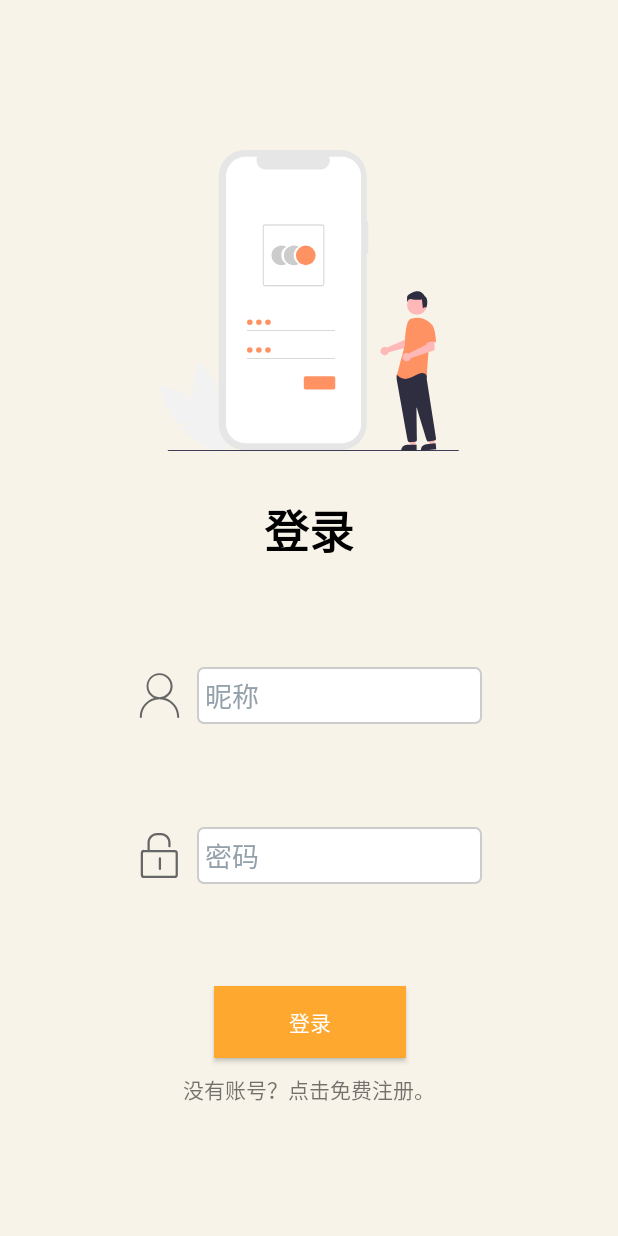
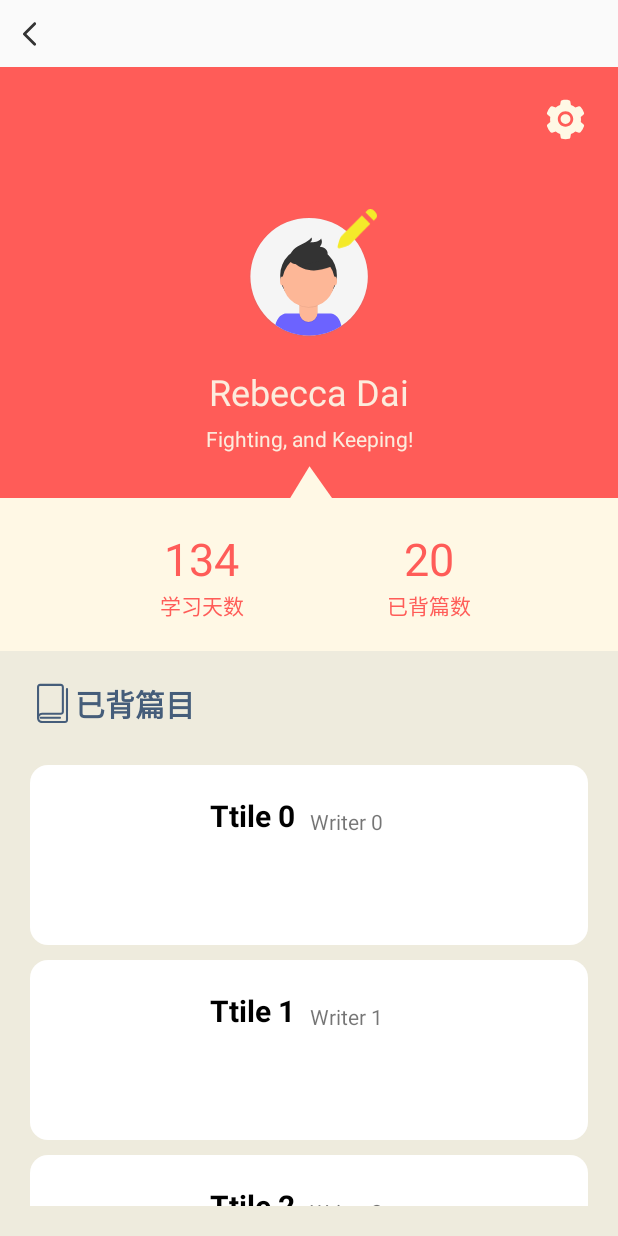
Before and after one commit to Jia-algorithm/UDrop, an Android app: the screen it shows after launch (LoginActivity before the commit, ProfileActivity after it), after a tap on "登录", on a phone screen of 412 x 824 dp. Run offline under Robolectric (Android 15) with nearby library versions, the phone set to English and light mode, and no system bars; our stand-ins replace data binding; 1 statement that could not run was skipped.

Commit message:
added adapter and activity, modified the dev environment

```diff
--- a/app/build.gradle
+++ b/app/build.gradle
@@ -15,6 +15,10 @@ android {
         versionName "1.0"
 
         testInstrumentationRunner "androidx.test.runner.AndroidJUnitRunner"
+    }
+
+    buildFeatures {
+        dataBinding true
     }
 
     buildTypes {
--- a/app/src/main/AndroidManifest.xml
+++ b/app/src/main/AndroidManifest.xml
@@ -18,6 +18,7 @@
         </activity>
         <activity android:name=".LoginActivity"/>
         <activity android:name=".RegisterActivity"/>
+        <activity android:name=".ProfileActivity"/>
     </application>
 
 </manifest>
--- a/app/src/main/java/com/yudi/udrop/MainActivity.kt
+++ b/app/src/main/java/com/yudi/udrop/MainActivity.kt
@@ -12,7 +12,7 @@ class MainActivity : AppCompatActivity() {
         setContentView(R.layout.activity_main)
         //实现点击页面跳转
         findViewById<Button>(R.id.login_btn).setOnClickListener {
-            startActivity(Intent(this,LoginActivity::class.java))
+            startActivity(Intent(this,ProfileActivity::class.java))
         }
         findViewById<Button>(R.id.register_btn).setOnClickListener {
             startActivity(Intent(this,RegisterActivity::class.java))
--- /dev/null
+++ b/app/src/main/java/com/yudi/udrop/ProfileActivity.kt
@@ -0,0 +1,28 @@
+package com.yudi.udrop
+
+import android.os.Bundle
+import androidx.appcompat.app.AppCompatActivity
+import androidx.databinding.DataBindingUtil
+import androidx.recyclerview.widget.LinearLayoutManager
+import androidx.recyclerview.widget.RecyclerView
+import com.yudi.udrop.adapter.ProfileAdapter
+import com.yudi.udrop.databinding.ActivityProfileBinding
+import com.yudi.udrop.model.data.ProfileModel
+
+class ProfileActivity : AppCompatActivity() {
+    lateinit var binding:ActivityProfileBinding
+    override fun onCreate(savedInstanceState: Bundle?) {
+        super.onCreate(savedInstanceState)
+        binding = DataBindingUtil.setContentView(this,R.layout.activity_profile)
+        binding.model= ProfileModel("Rebecca Dai","Fighting, and Keeping!","134","20")
+        setupRecyclerView()
+    }
+    fun setupRecyclerView() {
+        val adapter = ProfileAdapter(this)
+        val recyclerView = findViewById<RecyclerView>(R.id.review_item)
+        recyclerView.adapter = adapter
+        val layoutManager = LinearLayoutManager(this)
+        layoutManager.orientation= RecyclerView.VERTICAL
+        recyclerView.layoutManager = layoutManager
+    }
+}
--- /dev/null
+++ b/app/src/main/java/com/yudi/udrop/adapter/ProfileAdapter.kt
@@ -0,0 +1,37 @@
+package com.yudi.udrop.adapter
+
+import android.content.Context
+import android.view.LayoutInflater
+import android.view.View
+import android.view.ViewGroup
+import android.widget.TextView
+import androidx.databinding.DataBindingUtil
+import androidx.recyclerview.widget.RecyclerView
+import com.yudi.udrop.R
+import com.yudi.udrop.databinding.ProfileLearnedTextsItemBinding
+import com.yudi.udrop.model.data.TextReviewModel
+
+class ProfileAdapter(val context: Context) :
+    RecyclerView.Adapter<ProfileAdapter.ProfileViewHolder>() {
+    inner class ProfileViewHolder(val binding:ProfileLearnedTextsItemBinding) : RecyclerView.ViewHolder(binding.root)
+    //创建ViewHolder
+    override fun onCreateViewHolder(parent: ViewGroup, viewType: Int): ProfileViewHolder {
+        val binding = DataBindingUtil.inflate<ProfileLearnedTextsItemBinding>(
+            LayoutInflater.from(parent.context),
+            R.layout.profile_learned_texts_item,
+            parent,
+            false
+        )
+        return ProfileViewHolder(binding)
+    }
+    //数据绑定
+    override fun onBindViewHolder(itemViewHolder: ProfileViewHolder, position: Int) {
+        itemViewHolder.binding.model = TextReviewModel(
+            "Ttile $position",
+            "Writer $position",
+            "Context Context Context Context Context Context Context Context Context Context Context Context")
+        itemViewHolder.binding.executePendingBindings()
+    }
+    //获取item个数
+    override fun getItemCount(): Int = 20//设有40个item
+}
--- /dev/null
+++ b/app/src/main/java/com/yudi/udrop/model/data/ProfileModel.kt
@@ -0,0 +1,8 @@
+package com.yudi.udrop.model.data
+
+data class ProfileModel(
+    val Name:String,
+    val Motto:String,
+    val DaysNum:String,
+    val TextsNum:String
+)
--- /dev/null
+++ b/app/src/main/java/com/yudi/udrop/model/data/TextReviewModel.kt
@@ -0,0 +1,7 @@
+package com.yudi.udrop.model.data
+
+data class TextReviewModel(
+    val Title:String,
+    val Writer:String,
+    val ReviewContext:String
+)
--- /dev/null
+++ b/app/src/main/java/com/yudi/udrop/model/local/TextReview.kt
@@ -0,0 +1,4 @@
+package com.yudi.udrop.model.local
+
+enum class TextReview {
+}
--- a/app/src/main/res/layout/activity_profile.xml
+++ b/app/src/main/res/layout/activity_profile.xml
@@ -1,4 +1,10 @@
 <?xml version="1.0" encoding="utf-8"?>
+<layout>
+    <data>
+        <variable
+            name="model"
+            type="com.yudi.udrop.model.data.ProfileModel" />
+    </data>
     <androidx.constraintlayout.widget.ConstraintLayout xmlns:android="http://schemas.android.com/apk/res/android"
         xmlns:app="http://schemas.android.com/apk/res-auto"
         xmlns:tools="http://schemas.android.com/tools"
@@ -55,6 +61,7 @@
                 app:layout_constraintEnd_toEndOf="parent"
                 app:layout_constraintStart_toStartOf="parent"
                 app:layout_constraintTop_toBottomOf="@id/profile_head_icon"
+                android:text="@{model.Name}"
                 tools:text="Rebecca Dai" />
 
             <TextView
@@ -70,7 +77,8 @@
                 app:layout_constraintEnd_toEndOf="parent"
                 app:layout_constraintStart_toStartOf="parent"
                 app:layout_constraintTop_toBottomOf="@id/profile_user_name"
-            tools:text="Keep learning!" />
+                tools:text="Keep learning!"
+                android:text="@{model.Motto}"/>
 
             <ImageView
                 android:layout_width="30dp"
@@ -99,7 +107,8 @@
                 app:layout_constraintEnd_toStartOf="@id/learned_texts_data"
                 app:layout_constraintStart_toStartOf="parent"
                 app:layout_constraintTop_toTopOf="parent"
-            tools:text="258" />
+                tools:text="258"
+                android:text="@{model.DaysNum}"/>
 
             <TextView
                 android:id="@+id/profile_learned_days"
@@ -120,7 +129,8 @@
                 app:layout_constraintEnd_toEndOf="parent"
                 app:layout_constraintStart_toEndOf="@id/learned_days_data"
                 app:layout_constraintTop_toTopOf="parent"
-            tools:text="34" />
+                tools:text="34"
+                android:text="@{model.TextsNum}"/>
 
             <TextView
                 android:id="@+id/learned_texts"
@@ -173,3 +183,4 @@
 
 
     </androidx.constraintlayout.widget.ConstraintLayout>
+</layout>
--- a/app/src/main/res/layout/profile_learned_texts_item.xml
+++ b/app/src/main/res/layout/profile_learned_texts_item.xml
@@ -1,10 +1,18 @@
 <?xml version="1.0" encoding="utf-8"?>
-<androidx.constraintlayout.widget.ConstraintLayout xmlns:android="http://schemas.android.com/apk/res/android"
+<layout
+    xmlns:android="http://schemas.android.com/apk/res/android"
+    xmlns:app="http://schemas.android.com/apk/res-auto"
+    xmlns:tools="http://schemas.android.com/tools">
+    <data>
+        <variable
+            name="model"
+            type="com.yudi.udrop.model.data.TextReviewModel" />
+    </data>
+    <androidx.constraintlayout.widget.ConstraintLayout
         android:layout_width="match_parent"
         android:layout_height="wrap_content"
         android:background="@drawable/bg_learned_text_item"
-    xmlns:app="http://schemas.android.com/apk/res-auto"
-    xmlns:tools="http://schemas.android.com/tools"
+        android:layout_marginTop="10dp"
         android:padding="20dp">
         <ImageView
             android:id="@+id/text_picture"
@@ -23,6 +31,7 @@
             android:layout_marginStart="20dp"
             app:layout_constraintStart_toEndOf="@id/text_picture"
             app:layout_constraintTop_toTopOf="parent"
+            android:text="@{model.Title}"
             tools:text="岳阳楼记"/>
         <TextView
             android:id="@+id/text_writer"
@@ -31,6 +40,7 @@
             android:layout_marginStart="10dp"
             app:layout_constraintStart_toEndOf="@id/text_title"
             app:layout_constraintBottom_toBottomOf="@id/text_title"
+            android:text="@{model.Writer}"
             tools:text="北宋·范仲淹"/>
         <TextView
             android:layout_width="0dp"
@@ -41,10 +51,8 @@
             android:layout_marginTop="10dp"
             android:maxLines="2"
             android:ellipsize="end"
+            android:text="@{model.reviewContext}"
             tools:text="庆历四年春，滕子京谪守巴陵郡。越明年，政通人和，百废具兴，乃重修岳阳楼，增其旧制，刻唐贤今人诗赋于其上，属予作文以记之."
             />
-
-
-
-
     </androidx.constraintlayout.widget.ConstraintLayout>
+</layout>
```
Lines whose indentation alone changed are shown as unchanged.
